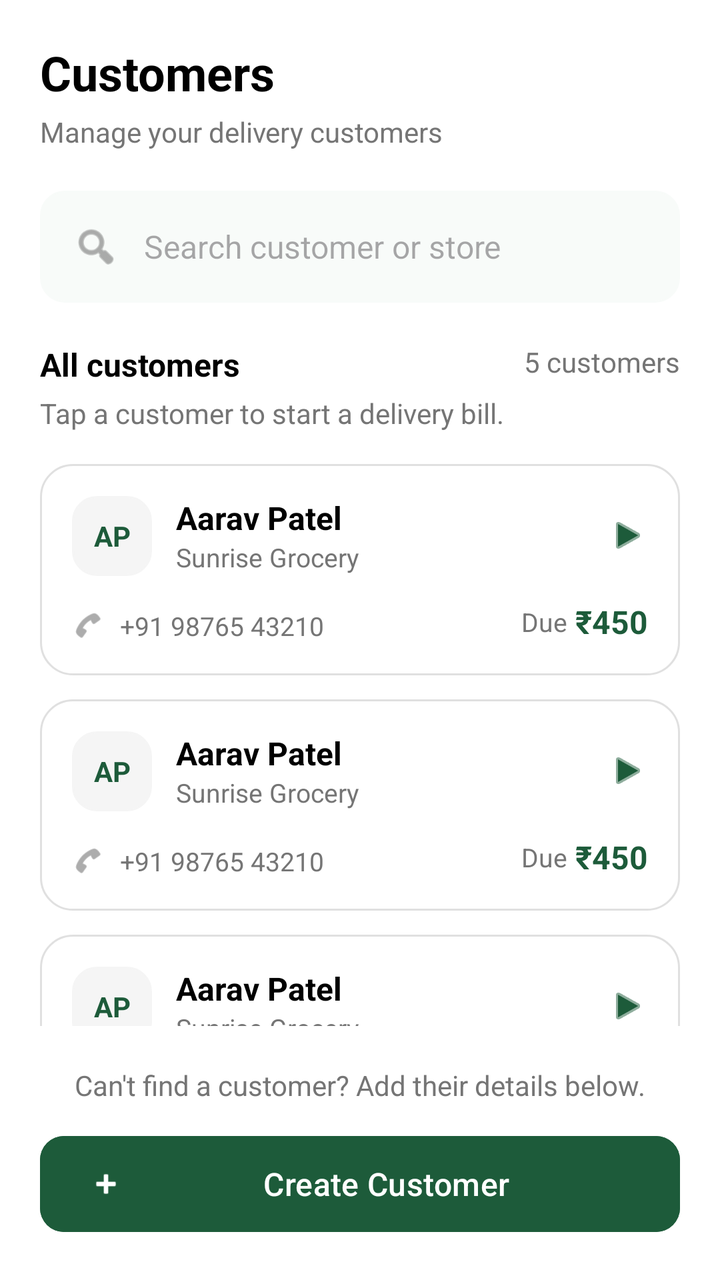
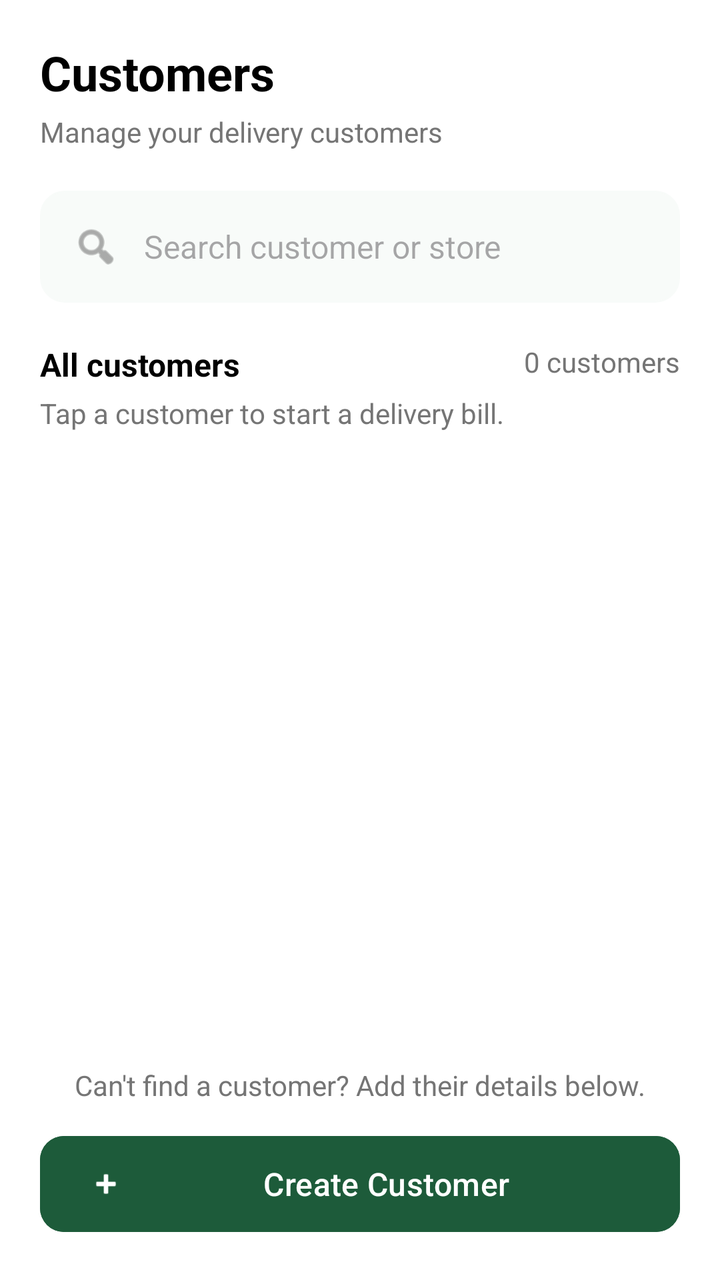

An Android layout rendered at two revisions. The XML below is the earlier revision; the diff shows what the commit changed to produce the second picture.
<!-- AndroidManifest.xml: application theme Theme.BakeDashTest -->
<!-- res/layout/fragment_customers.xml -->
<?xml version="1.0" encoding="utf-8"?>
<androidx.constraintlayout.widget.ConstraintLayout xmlns:android="http://schemas.android.com/apk/res/android"
    xmlns:app="http://schemas.android.com/apk/res-auto"
    xmlns:tools="http://schemas.android.com/tools"
    android:id="@+id/customersLayout"
    android:layout_width="match_parent"
    android:layout_height="match_parent"
    android:background="@color/white">

    <androidx.core.widget.NestedScrollView
        android:layout_width="match_parent"
        android:layout_height="0dp"
        app:layout_constraintBottom_toTopOf="@+id/bottomSection"
        app:layout_constraintTop_toTopOf="parent">

        <LinearLayout
            android:layout_width="match_parent"
            android:layout_height="wrap_content"
            android:orientation="vertical"
            android:padding="20dp">

            
            <TextView
                android:layout_width="wrap_content"
                android:layout_height="wrap_content"
                android:text="Customers"
                android:textColor="@color/black"
                android:textSize="24sp"
                android:textStyle="bold" />

            <TextView
                android:layout_width="wrap_content"
                android:layout_height="wrap_content"
                android:layout_marginTop="4dp"
                android:text="Manage your delivery customers"
                android:textColor="@color/text_grey"
                android:textSize="14sp" />

            
            <LinearLayout
                android:layout_width="match_parent"
                android:layout_height="56dp"
                android:layout_marginTop="20dp"
                android:background="@drawable/bg_search"
                android:backgroundTint="#F8FBF9"
                android:gravity="center_vertical"
                android:orientation="horizontal"
                android:paddingHorizontal="16dp">

                <ImageView
                    android:layout_width="24dp"
                    android:layout_height="24dp"
                    android:src="@android:drawable/ic_menu_search"
                    app:tint="@color/text_grey" />

                <EditText
                    android:layout_width="match_parent"
                    android:layout_height="wrap_content"
                    android:layout_marginStart="12dp"
                    android:background="@android:color/transparent"
                    android:hint="Search customer or store"
                    android:inputType="text"
                    android:textSize="16sp" />
            </LinearLayout>

            <RelativeLayout
                android:layout_width="match_parent"
                android:layout_height="wrap_content"
                android:layout_marginTop="20dp">

                <TextView
                    android:layout_width="wrap_content"
                    android:layout_height="wrap_content"
                    android:text="All customers"
                    android:textColor="@color/black"
                    android:textSize="16sp"
                    android:textStyle="bold" />

                <TextView
                    android:layout_width="wrap_content"
                    android:layout_height="wrap_content"
                    android:layout_alignParentEnd="true"
                    android:text="5 customers"
                    android:textColor="@color/text_grey"
                    android:textSize="14sp" />
            </RelativeLayout>

            <TextView
                android:layout_width="wrap_content"
                android:layout_height="wrap_content"
                android:layout_marginTop="4dp"
                android:text="Tap a customer to start a delivery bill."
                android:textColor="@color/text_grey"
                android:textSize="14sp" />

            
            <LinearLayout
                android:layout_width="match_parent"
                android:layout_height="wrap_content"
                android:layout_marginTop="16dp"
                android:orientation="vertical">

                
                <include
                    android:id="@+id/customer1"
                    layout="@layout/item_customer_row" />

                
                <include
                    android:id="@+id/customer2"
                    layout="@layout/item_customer_row" />

                
                <include
                    android:id="@+id/customer3"
                    layout="@layout/item_customer_row" />

                
                <include
                    android:id="@+id/customer4"
                    layout="@layout/item_customer_row" />

                
                <include
                    android:id="@+id/customer5"
                    layout="@layout/item_customer_row" />

            </LinearLayout>

        </LinearLayout>
    </androidx.core.widget.NestedScrollView>

    <LinearLayout
        android:id="@+id/bottomSection"
        android:layout_width="match_parent"
        android:layout_height="wrap_content"
        android:orientation="vertical"
        android:padding="20dp"
        app:layout_constraintBottom_toBottomOf="parent">

        <TextView
            android:layout_width="wrap_content"
            android:layout_height="wrap_content"
            android:layout_gravity="center"
            android:text="Can't find a customer? Add their details below."
            android:textColor="@color/text_grey"
            android:textSize="14sp" />

        <com.google.android.material.button.MaterialButton
            android:layout_width="match_parent"
            android:layout_height="56dp"
            android:layout_marginTop="12dp"
            android:backgroundTint="#1D5B3A"
            android:text="Create Customer"
            android:textAllCaps="false"
            android:textSize="16sp"
            app:cornerRadius="12dp"
            app:icon="@android:drawable/ic_input_add" />

    </LinearLayout>

</androidx.constraintlayout.widget.ConstraintLayout>
<!-- res/layout/item_customer_row.xml (included above) -->
<?xml version="1.0" encoding="utf-8"?>
<androidx.constraintlayout.widget.ConstraintLayout xmlns:android="http://schemas.android.com/apk/res/android"
    xmlns:app="http://schemas.android.com/apk/res-auto"
    xmlns:tools="http://schemas.android.com/tools"
    android:id="@+id/customerCard"
    android:layout_width="match_parent"
    android:layout_height="wrap_content"
    android:layout_marginBottom="12dp"
    android:background="@drawable/bg_customer_card_white"
    android:padding="16dp">

    <TextView
        android:id="@+id/customerAvatar"
        android:layout_width="40dp"
        android:layout_height="40dp"
        android:background="@drawable/bg_search"
        android:backgroundTint="#F5F5F5"
        android:gravity="center"
        android:text="AP"
        android:textColor="@color/primary_green"
        android:textSize="14sp"
        android:textStyle="bold"
        app:layout_constraintStart_toStartOf="parent"
        app:layout_constraintTop_toTopOf="parent" />

    <TextView
        android:id="@+id/customerName"
        android:layout_width="0dp"
        android:layout_height="wrap_content"
        android:layout_marginStart="12dp"
        android:text="Aarav Patel"
        android:textColor="@color/black"
        android:textSize="16sp"
        android:textStyle="bold"
        app:layout_constraintEnd_toStartOf="@+id/arrowIcon"
        app:layout_constraintStart_toEndOf="@id/customerAvatar"
        app:layout_constraintTop_toTopOf="@id/customerAvatar" />

    <TextView
        android:id="@+id/storeName"
        android:layout_width="0dp"
        android:layout_height="wrap_content"
        android:text="Sunrise Grocery"
        android:textColor="@color/text_grey"
        android:textSize="13sp"
        app:layout_constraintEnd_toStartOf="@+id/arrowIcon"
        app:layout_constraintStart_toStartOf="@id/customerName"
        app:layout_constraintTop_toBottomOf="@id/customerName" />

    <ImageView
        android:id="@+id/arrowIcon"
        android:layout_width="20dp"
        android:layout_height="20dp"
        android:src="@android:drawable/ic_media_play"
        app:layout_constraintBottom_toBottomOf="@id/storeName"
        app:layout_constraintEnd_toEndOf="parent"
        app:layout_constraintTop_toTopOf="@id/customerName"
        app:tint="@color/primary_green" />

    <LinearLayout
        android:layout_width="wrap_content"
        android:layout_height="wrap_content"
        android:layout_marginTop="16dp"
        android:gravity="center_vertical"
        android:orientation="horizontal"
        app:layout_constraintStart_toStartOf="parent"
        app:layout_constraintTop_toBottomOf="@id/customerAvatar">

        <ImageView
            android:layout_width="16dp"
            android:layout_height="16dp"
            android:src="@android:drawable/ic_menu_call"
            app:tint="@color/text_grey" />

        <TextView
            android:id="@+id/phoneNumber"
            android:layout_width="wrap_content"
            android:layout_height="wrap_content"
            android:layout_marginStart="8dp"
            android:text="+91 98765 43210"
            android:textColor="@color/text_grey"
            android:textSize="13sp" />
    </LinearLayout>

    <LinearLayout
        android:layout_width="wrap_content"
        android:layout_height="wrap_content"
        android:gravity="center_vertical"
        android:orientation="horizontal"
        app:layout_constraintBottom_toBottomOf="parent"
        app:layout_constraintEnd_toEndOf="parent">

        <TextView
            android:id="@+id/statusLabel"
            android:layout_width="wrap_content"
            android:layout_height="wrap_content"
            android:text="Due"
            android:textColor="@color/text_grey"
            android:textSize="13sp" />

        <TextView
            android:id="@+id/dueAmount"
            android:layout_width="wrap_content"
            android:layout_height="wrap_content"
            android:layout_marginStart="4dp"
            android:text="₹450"
            android:textColor="@color/primary_green"
            android:textSize="16sp"
            android:textStyle="bold" />
    </LinearLayout>

</androidx.constraintlayout.widget.ConstraintLayout>
<!-- resources referenced by this layout -->
<resources>
  <color name="black">#FF000000</color>
  <color name="primary_green">#1D5B3A</color>
  <color name="text_grey">#757575</color>
  <color name="white">#FFFFFFFF</color>
  <!-- drawable bg_customer_card_white (drawable) -->
  <?xml version="1.0" encoding="utf-8"?>
  <shape xmlns:android="http://schemas.android.com/apk/res/android">
      <solid android:color="@color/white" />
      <corners android:radius="16dp" />
      <stroke android:width="1dp" android:color="#E0E0E0" />
  </shape>
  <!-- drawable bg_search (drawable) -->
  <?xml version="1.0" encoding="utf-8"?>
  <shape xmlns:android="http://schemas.android.com/apk/res/android">
      <solid android:color="@color/white" />
      <corners android:radius="12dp" />
      <stroke android:width="1dp" android:color="#E0E0E0" />
  </shape>
  <style name="Theme.BakeDashTest" parent="Base.Theme.BakeDashTest" />
  <style name="Base.Theme.BakeDashTest" parent="Theme.Material3.DayNight.NoActionBar">
          
          
      </style>
</resources>

<!-- the commit's change to res/layout/fragment_customers.xml (unified diff, before → after) -->
@@ -60,6 +60,7 @@
                     android:background="@android:color/transparent"
                     android:hint="Search customer or store"
                     android:inputType="text"
+                    android:textColor="#1E293B"
                     android:textSize="16sp" />
             </LinearLayout>
 
@@ -77,10 +78,11 @@
                     android:textStyle="bold" />
 
                 <TextView
+                    android:id="@+id/tvCustomerCount"
                     android:layout_width="wrap_content"
                     android:layout_height="wrap_content"
                     android:layout_alignParentEnd="true"
-                    android:text="5 customers"
+                    android:text="0 customers"
                     android:textColor="@color/text_grey"
                     android:textSize="14sp" />
             </RelativeLayout>
@@ -95,35 +97,11 @@
 
             
             <LinearLayout
+                android:id="@+id/llCustomerList"
                 android:layout_width="match_parent"
                 android:layout_height="wrap_content"
                 android:layout_marginTop="16dp"
                 android:orientation="vertical">
-
-                
-                <include
-                    android:id="@+id/customer1"
-                    layout="@layout/item_customer_row" />
-
-                
-                <include
-                    android:id="@+id/customer2"
-                    layout="@layout/item_customer_row" />
-
-                
-                <include
-                    android:id="@+id/customer3"
-                    layout="@layout/item_customer_row" />
-
-                
-                <include
-                    android:id="@+id/customer4"
-                    layout="@layout/item_customer_row" />
-
-                
-                <include
-                    android:id="@+id/customer5"
-                    layout="@layout/item_customer_row" />
 
             </LinearLayout>
 
@@ -147,129 +125,19 @@
             android:textSize="14sp" />
 
         <com.google.android.material.button.MaterialButton
+            android:id="@+id/btnCreateCustomer"
             android:layout_width="match_parent"
             android:layout_height="56dp"
             android:layout_marginTop="12dp"
-            android:backgroundTint="#1D5B3A"
+            android:backgroundTint="@color/primary_green"
             android:text="Create Customer"
             android:textAllCaps="false"
+            android:textColor="@color/white"
             android:textSize="16sp"
             app:cornerRadius="12dp"
-            app:icon="@android:drawable/ic_input_add" />
+            app:icon="@android:drawable/ic_input_add"
+            app:iconTint="@color/white" />
 
     </LinearLayout>
 
 </androidx.constraintlayout.widget.ConstraintLayout>
-<!-- res/layout/item_customer_row.xml (included above) -->
-<?xml version="1.0" encoding="utf-8"?>
-<androidx.constraintlayout.widget.ConstraintLayout xmlns:android="http://schemas.android.com/apk/res/android"
-    xmlns:app="http://schemas.android.com/apk/res-auto"
-    xmlns:tools="http://schemas.android.com/tools"
-    android:id="@+id/customerCard"
-    android:layout_width="match_parent"
-    android:layout_height="wrap_content"
-    android:layout_marginBottom="12dp"
-    android:background="@drawable/bg_customer_card_white"
-    android:padding="16dp">
-
-    <TextView
-        android:id="@+id/customerAvatar"
-        android:layout_width="40dp"
-        android:layout_height="40dp"
-        android:background="@drawable/bg_search"
-        android:backgroundTint="#F5F5F5"
-        android:gravity="center"
-        android:text="AP"
-        android:textColor="@color/primary_green"
-        android:textSize="14sp"
-        android:textStyle="bold"
-        app:layout_constraintStart_toStartOf="parent"
-        app:layout_constraintTop_toTopOf="parent" />
-
-    <TextView
-        android:id="@+id/customerName"
-        android:layout_width="0dp"
-        android:layout_height="wrap_content"
-        android:layout_marginStart="12dp"
-        android:text="Aarav Patel"
-        android:textColor="@color/black"
-        android:textSize="16sp"
-        android:textStyle="bold"
-        app:layout_constraintEnd_toStartOf="@+id/arrowIcon"
-        app:layout_constraintStart_toEndOf="@id/customerAvatar"
-        app:layout_constraintTop_toTopOf="@id/customerAvatar" />
-
-    <TextView
-        android:id="@+id/storeName"
-        android:layout_width="0dp"
-        android:layout_height="wrap_content"
-        android:text="Sunrise Grocery"
-        android:textColor="@color/text_grey"
-        android:textSize="13sp"
-        app:layout_constraintEnd_toStartOf="@+id/arrowIcon"
-        app:layout_constraintStart_toStartOf="@id/customerName"
-        app:layout_constraintTop_toBottomOf="@id/customerName" />
-
-    <ImageView
-        android:id="@+id/arrowIcon"
-        android:layout_width="20dp"
-        android:layout_height="20dp"
-        android:src="@android:drawable/ic_media_play"
-        app:layout_constraintBottom_toBottomOf="@id/storeName"
-        app:layout_constraintEnd_toEndOf="parent"
-        app:layout_constraintTop_toTopOf="@id/customerName"
-        app:tint="@color/primary_green" />
-
-    <LinearLayout
-        android:layout_width="wrap_content"
-        android:layout_height="wrap_content"
-        android:layout_marginTop="16dp"
-        android:gravity="center_vertical"
-        android:orientation="horizontal"
-        app:layout_constraintStart_toStartOf="parent"
-        app:layout_constraintTop_toBottomOf="@id/customerAvatar">
-
-        <ImageView
-            android:layout_width="16dp"
-            android:layout_height="16dp"
-            android:src="@android:drawable/ic_menu_call"
-            app:tint="@color/text_grey" />
-
-        <TextView
-            android:id="@+id/phoneNumber"
-            android:layout_width="wrap_content"
-            android:layout_height="wrap_content"
-            android:layout_marginStart="8dp"
-            android:text="+91 98765 43210"
-            android:textColor="@color/text_grey"
-            android:textSize="13sp" />
-    </LinearLayout>
-
-    <LinearLayout
-        android:layout_width="wrap_content"
-        android:layout_height="wrap_content"
-        android:gravity="center_vertical"
-        android:orientation="horizontal"
-        app:layout_constraintBottom_toBottomOf="parent"
-        app:layout_constraintEnd_toEndOf="parent">
-
-        <TextView
-            android:id="@+id/statusLabel"
-            android:layout_width="wrap_content"
-            android:layout_height="wrap_content"
-            android:text="Due"
-            android:textColor="@color/text_grey"
-            android:textSize="13sp" />
-
-        <TextView
-            android:id="@+id/dueAmount"
-            android:layout_width="wrap_content"
-            android:layout_height="wrap_content"
-            android:layout_marginStart="4dp"
-            android:text="₹450"
-            android:textColor="@color/primary_green"
-            android:textSize="16sp"
-            android:textStyle="bold" />
-    </LinearLayout>
-
-</androidx.constraintlayout.widget.ConstraintLayout>
<!-- resource entries referenced after the edit -->
@@ -4,13 +4,6 @@
   <color name="primary_green">#1D5B3A</color>
   <color name="text_grey">#757575</color>
   <color name="white">#FFFFFFFF</color>
-  <!-- drawable bg_customer_card_white (drawable) -->
-  <?xml version="1.0" encoding="utf-8"?>
-  <shape xmlns:android="http://schemas.android.com/apk/res/android">
-      <solid android:color="@color/white" />
-      <corners android:radius="16dp" />
-      <stroke android:width="1dp" android:color="#E0E0E0" />
-  </shape>
   <!-- drawable bg_search (drawable) -->
   <?xml version="1.0" encoding="utf-8"?>
   <shape xmlns:android="http://schemas.android.com/apk/res/android">
